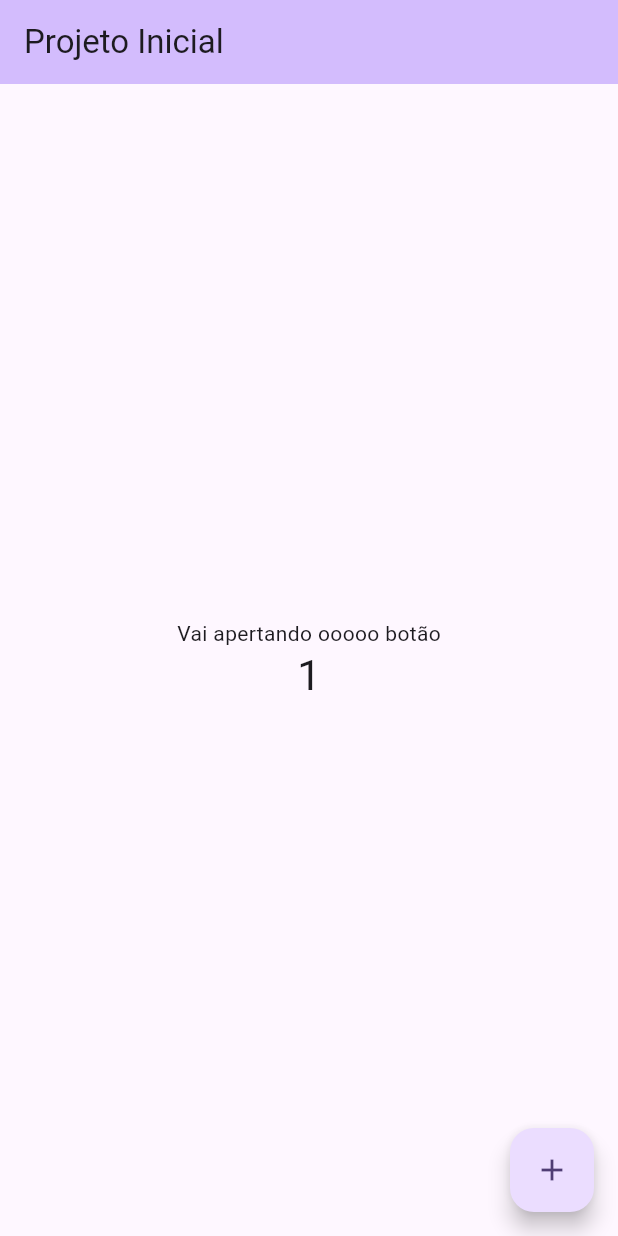
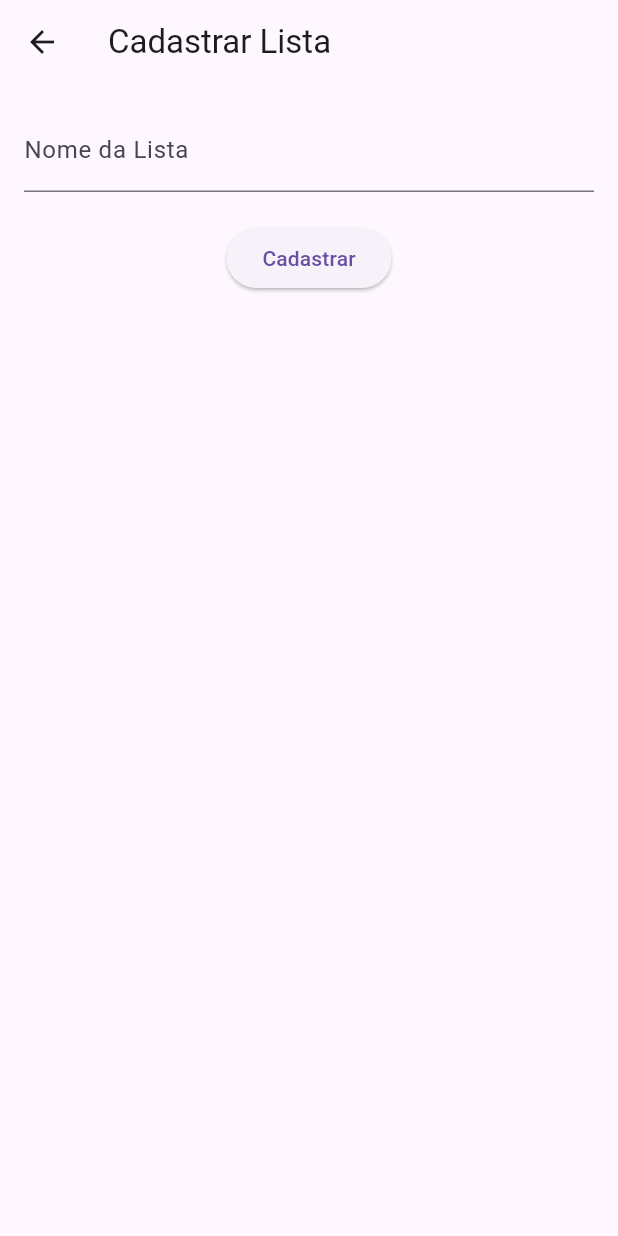
Before and after one commit to paulodev40/teste_flutter, a Flutter app: the screen it shows after launch, after a tap on the "add" icon, on a phone screen of 412 x 824 dp. Run offline on Flutter 3.47's test engine with Material 3 defaults, Android fonts, the phone set to English and light mode, and no system bars.

Commit message:
MarketList 2.0
Inicio do MarketList 2.0

```diff
--- a/lib/main.dart
+++ b/lib/main.dart
@@ -1,125 +1,244 @@
 import 'package:flutter/material.dart';
 
 void main() {
-  runApp(const MyApp());
+  runApp(MyApp());
 }
 
 class MyApp extends StatelessWidget {
-  const MyApp({super.key});
-
-  // This widget is the root of your application.
   @override
   Widget build(BuildContext context) {
     return MaterialApp(
-      title: 'Flutter Demo',
+      title: 'Lista de Compras',
       theme: ThemeData(
-        // This is the theme of your application.
-        //
-        // TRY THIS: Try running your application with "flutter run". You'll see
-        // the application has a purple toolbar. Then, without quitting the app,
-        // try changing the seedColor in the colorScheme below to Colors.green
-        // and then invoke "hot reload" (save your changes or press the "hot
-        // reload" button in a Flutter-supported IDE, or press "r" if you used
-        // the command line to start the app).
-        //
-        // Notice that the counter didn't reset back to zero; the application
-        // state is not lost during the reload. To reset the state, use hot
-        // restart instead.
-        //
-        // This works for code too, not just values: Most code changes can be
-        // tested with just a hot reload.
-        colorScheme: ColorScheme.fromSeed(seedColor: Colors.deepPurple),
-        useMaterial3: true,
+        primarySwatch: Colors.blue,
       ),
-      home: const MyHomePage(title: 'Projeto Inicial'),
+      home: ShoppingListsPage(),
     );
   }
 }
 
-class MyHomePage extends StatefulWidget {
-  const MyHomePage({super.key, required this.title});
-
-  // This widget is the home page of your application. It is stateful, meaning
-  // that it has a State object (defined below) that contains fields that affect
-  // how it looks.
-
-  // This class is the configuration for the state. It holds the values (in this
-  // case the title) provided by the parent (in this case the App widget) and
-  // used by the build method of the State. Fields in a Widget subclass are
-  // always marked "final".
-
-  final String title;
-
+class ShoppingListsPage extends StatefulWidget {
   @override
-  State<MyHomePage> createState() => _MyHomePageState();
+  _ShoppingListsPageState createState() => _ShoppingListsPageState();
 }
 
-class _MyHomePageState extends State<MyHomePage> {
-  int _counter = 0;
+class _ShoppingListsPageState extends State<ShoppingListsPage> {
+  final List<Map<String, dynamic>> _shoppingLists = [];
 
-  void _incrementCounter() {
+  void _addShoppingList(String listName) {
     setState(() {
-      // This call to setState tells the Flutter framework that something has
-      // changed in this State, which causes it to rerun the build method below
-      // so that the display can reflect the updated values. If we changed
-      // _counter without calling setState(), then the build method would not be
-      // called again, and so nothing would appear to happen.
-      _counter++;
+      _shoppingLists.add({'name': listName, 'items': []});
     });
+  }
+
+  void _navigateToAddList(BuildContext context) {
+    Navigator.of(context).push(
+      MaterialPageRoute(
+        builder: (context) => AddListPage(
+          onAddList: _addShoppingList,
+        ),
+      ),
+    );
+  }
+
+  void _navigateToAddItems(BuildContext context, int index) {
+    Navigator.of(context).push(
+      MaterialPageRoute(
+        builder: (context) => AddItemsPage(
+          shoppingList: _shoppingLists[index],
+          onUpdateList: (updatedList) {
+            setState(() {
+              _shoppingLists[index] = updatedList;
+            });
+          },
+        ),
+      ),
+    );
+  }
+
+  double _calculateTotal(Map<String, dynamic> shoppingList) {
+    double total = 0.0;
+    for (var item in shoppingList['items']) {
+      total += item['price'];
+    }
+    return total;
   }
 
   @override
   Widget build(BuildContext context) {
-    // This method is rerun every time setState is called, for instance as done
-    // by the _incrementCounter method above.
-    //
-    // The Flutter framework has been optimized to make rerunning build methods
-    // fast, so that you can just rebuild anything that needs updating rather
-    // than having to individually change instances of widgets.
     return Scaffold(
       appBar: AppBar(
-        // TRY THIS: Try changing the color here to a specific color (to
-        // Colors.amber, perhaps?) and trigger a hot reload to see the AppBar
-        // change color while the other colors stay the same.
-        backgroundColor: Theme.of(context).colorScheme.inversePrimary,
-        // Here we take the value from the MyHomePage object that was created by
-        // the App.build method, and use it to set our appbar title.
-        title: Text(widget.title),
+        title: Text('Listas de Compras'),
       ),
-      body: Center(
-        // Center is a layout widget. It takes a single child and positions it
-        // in the middle of the parent.
+      body: Column(
+        children: [
+          Padding(
+            padding: EdgeInsets.all(16.0),
+            child: Row(
+              children: [
+                Expanded(
+                  child: Text(
+                    'Insira uma nova lista',
+                    style: TextStyle(fontSize: 16),
+                  ),
+                ),
+                FloatingActionButton(
+                  onPressed: () => _navigateToAddList(context),
+                  child: Icon(Icons.add),
+                ),
+              ],
+            ),
+          ),
+          Expanded(
+            child: ListView.builder(
+              itemCount: _shoppingLists.length,
+              itemBuilder: (context, index) {
+                return ListTile(
+                  title: Text(_shoppingLists[index]['name']),
+                  subtitle: Text('Total: \$${_calculateTotal(_shoppingLists[index]).toStringAsFixed(2)}'),
+                  onTap: () => _navigateToAddItems(context, index),
+                );
+              },
+            ),
+          ),
+        ],
+      ),
+    );
+  }
+}
+
+class AddListPage extends StatefulWidget {
+  final Function(String) onAddList;
+
+  AddListPage({required this.onAddList});
+
+  @override
+  _AddListPageState createState() => _AddListPageState();
+}
+
+class _AddListPageState extends State<AddListPage> {
+  final TextEditingController _controller = TextEditingController();
+
+  void _submit() {
+    if (_controller.text.isNotEmpty) {
+      widget.onAddList(_controller.text);
+      Navigator.of(context).pop();
+    }
+  }
+
+  @override
+  Widget build(BuildContext context) {
+    return Scaffold(
+      appBar: AppBar(
+        title: Text('Cadastrar Lista'),
+      ),
+      body: Padding(
+        padding: EdgeInsets.all(16.0),
         child: Column(
-          // Column is also a layout widget. It takes a list of children and
-          // arranges them vertically. By default, it sizes itself to fit its
-          // children horizontally, and tries to be as tall as its parent.
-          //
-          // Column has various properties to control how it sizes itself and
-          // how it positions its children. Here we use mainAxisAlignment to
-          // center the children vertically; the main axis here is the vertical
-          // axis because Columns are vertical (the cross axis would be
-          // horizontal).
-          //
-          // TRY THIS: Invoke "debug painting" (choose the "Toggle Debug Paint"
-          // action in the IDE, or press "p" in the console), to see the
-          // wireframe for each widget.
-          mainAxisAlignment: MainAxisAlignment.center,
-          children: <Widget>[
-            const Text(
-              'Vai apertando ooooo botão',
+          children: [
+            TextField(
+              controller: _controller,
+              decoration: InputDecoration(labelText: 'Nome da Lista'),
             ),
-            Text(
-              '$_counter',
-              style: Theme.of(context).textTheme.headlineMedium,
+            SizedBox(height: 20),
+            ElevatedButton(
+              onPressed: _submit,
+              child: Text('Cadastrar'),
             ),
           ],
         ),
       ),
-      floatingActionButton: FloatingActionButton(
-        onPressed: _incrementCounter,
-        tooltip: 'Increment',
-        child: const Icon(Icons.add),
-      ), // This trailing comma makes auto-formatting nicer for build methods.
     );
   }
 }
+
+class AddItemsPage extends StatefulWidget {
+  final Map<String, dynamic> shoppingList;
+  final Function(Map<String, dynamic>) onUpdateList;
+
+  AddItemsPage({required this.shoppingList, required this.onUpdateList});
+
+  @override
+  _AddItemsPageState createState() => _AddItemsPageState();
+}
+
+class _AddItemsPageState extends State<AddItemsPage> {
+  final TextEditingController _itemController = TextEditingController();
+  final TextEditingController _priceController = TextEditingController();
+
+  void _addItem() {
+    if (_itemController.text.isNotEmpty && _priceController.text.isNotEmpty) {
+      setState(() {
+        widget.shoppingList['items'].add({
+          'item': _itemController.text,
+          'price': double.tryParse(_priceController.text) ?? 0.0,
+        });
+        _itemController.clear();
+        _priceController.clear();
+      });
+    }
+  }
+
+  double _calculateTotal() {
+    double total = 0.0;
+    for (var item in widget.shoppingList['items']) {
+      total += item['price'];
+    }
+    return total;
+  }
+
+  void _saveList() {
+    widget.onUpdateList(widget.shoppingList);
+    Navigator.of(context).pop();
+  }
+
+  @override
+  Widget build(BuildContext context) {
+    return Scaffold(
+      appBar: AppBar(
+        title: Text('Adicionar Itens'),
+      ),
+      body: Padding(
+        padding: EdgeInsets.all(16.0),
+        child: Column(
+          children: [
+            TextField(
+              controller: _itemController,
+              decoration: InputDecoration(labelText: 'Item'),
+            ),
+            TextField(
+              controller: _priceController,
+              decoration: InputDecoration(labelText: 'Preço'),
+              keyboardType: TextInputType.numberWithOptions(decimal: true),
+            ),
+            SizedBox(height: 20),
+            ElevatedButton(
+              onPressed: _addItem,
+              child: Text('Adicionar Item'),
+            ),
+            Expanded(
+              child: ListView.builder(
+                itemCount: widget.shoppingList['items'].length,
+                itemBuilder: (context, index) {
+                  return ListTile(
+                    title: Text(widget.shoppingList['items'][index]['item']),
+                    subtitle: Text(
+                        'Preço: \$${widget.shoppingList['items'][index]['price'].toStringAsFixed(2)}'),
+                  );
+                },
+              ),
+            ),
+            Text(
+              'Total: \$${_calculateTotal().toStringAsFixed(2)}',
+              style: TextStyle(fontSize: 20, fontWeight: FontWeight.bold),
+            ),
+            ElevatedButton(
+              onPressed: _saveList,
+              child: Text('Salvar Lista'),
+            ),
+          ],
+        ),
+      ),
+    );
+  }
+}
```
Also changed, not shown: 1 other file.
